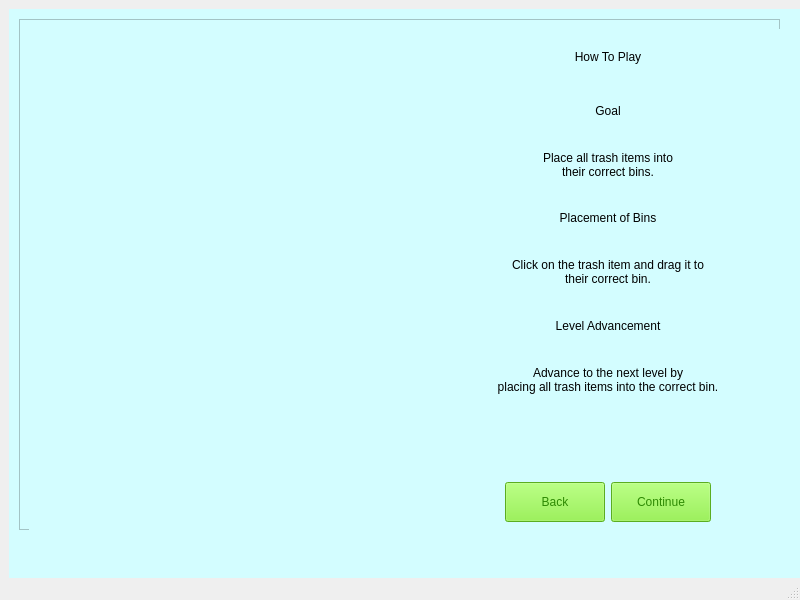
Above: EducationalApp/view.ui from ibertagnolli/Recycling-Educational-Game before the change. Below: the same form after it.
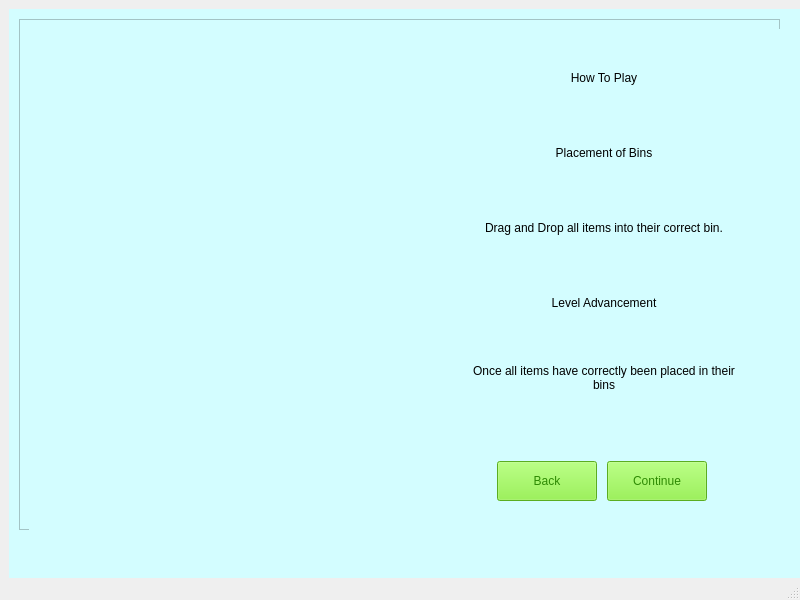
That is the form after the change. The open tabs and pages were chosen to show the change. Icons and pictures are not drawn.

```diff
--- a/EducationalApp/view.ui
+++ b/EducationalApp/view.ui
@@ -613,37 +613,61 @@
           </item>
           <item>
            <layout class="QGridLayout" name="gridLayout">
-            <item row="8" column="1">
+            <item row="3" column="1">
+             <widget class="QLabel" name="label">
+              <property name="maximumSize">
+               <size>
+                <width>16777215</width>
+                <height>40</height>
+               </size>
+              </property>
+              <property name="styleSheet">
+               <string notr="true">font: 16pt &quot;Helvetica&quot;;
+color: rgb(0, 0, 0);</string>
+              </property>
+              <property name="text">
+               <string>Placement of Bins</string>
+              </property>
+              <property name="alignment">
+               <set>Qt::AlignCenter</set>
+              </property>
+             </widget>
+            </item>
+            <item row="6" column="1">
              <widget class="QLabel" name="label_6">
               <property name="styleSheet">
                <string notr="true">font: 12pt &quot;Helvetica&quot;;
 color: rgb(0, 0, 0);</string>
               </property>
               <property name="text">
-               <string>Advance to the next level by 
-placing all trash items into the correct bin.</string>
+               <string>Once all items have correctly been placed in their bins</string>
               </property>
               <property name="alignment">
                <set>Qt::AlignCenter</set>
               </property>
+              <property name="wordWrap">
+               <bool>true</bool>
+              </property>
              </widget>
             </item>
-            <item row="0" column="1">
-             <widget class="QLabel" name="HowToPlayLabel">
+            <item row="4" column="1">
+             <widget class="QLabel" name="label_4">
               <property name="styleSheet">
-               <string notr="true">font: 700 20pt &quot;Georgia&quot;;
-color: rgb(0, 0, 0);
-background-color: rgba( 255, 255, 255, 0%);</string>
+               <string notr="true">font: 12pt &quot;Helvetica&quot;;
+color: rgb(0, 0, 0);</string>
               </property>
               <property name="text">
-               <string>How To Play</string>
+               <string>Drag and Drop all items into their correct bin.</string>
               </property>
               <property name="alignment">
                <set>Qt::AlignCenter</set>
               </property>
+              <property name="wordWrap">
+               <bool>true</bool>
+              </property>
              </widget>
             </item>
-            <item row="7" column="1">
+            <item row="5" column="1">
              <widget class="QLabel" name="label_5">
               <property name="maximumSize">
                <size>
@@ -664,7 +688,7 @@
               </property>
              </widget>
             </item>
-            <item row="10" column="1">
+            <item row="7" column="1">
              <layout class="QHBoxLayout" name="horizontalLayout_2">
               <item>
                <widget class="QLabel" name="label_8">
@@ -733,77 +757,15 @@
               </item>
              </layout>
             </item>
-            <item row="9" column="1">
-             <widget class="QLabel" name="label_7">
-              <property name="text">
-               <string/>
-              </property>
-             </widget>
-            </item>
-            <item row="5" column="1">
-             <widget class="QLabel" name="label">
-              <property name="maximumSize">
-               <size>
-                <width>16777215</width>
-                <height>40</height>
-               </size>
-              </property>
+            <item row="0" column="1">
+             <widget class="QLabel" name="HowToPlayLabel">
               <property name="styleSheet">
-               <string notr="true">font: 16pt &quot;Helvetica&quot;;
-color: rgb(0, 0, 0);</string>
+               <string notr="true">font: 700 20pt &quot;Georgia&quot;;
+color: rgb(0, 0, 0);
+background-color: rgba( 255, 255, 255, 0%);</string>
               </property>
               <property name="text">
-               <string>Placement of Bins</string>
-              </property>
-              <property name="alignment">
-               <set>Qt::AlignCenter</set>
-              </property>
-             </widget>
-            </item>
-            <item row="3" column="1">
-             <widget class="QLabel" name="label_3">
-              <property name="styleSheet">
-               <string notr="true">font: 12pt &quot;Helvetica&quot;;
-color: rgb(0, 0, 0);</string>
-              </property>
-              <property name="text">
-               <string>Place all trash items into 
-their correct bins.</string>
-              </property>
-              <property name="alignment">
-               <set>Qt::AlignCenter</set>
-              </property>
-             </widget>
-            </item>
-            <item row="1" column="1">
-             <widget class="QLabel" name="label_2">
-              <property name="maximumSize">
-               <size>
-                <width>16777215</width>
-                <height>40</height>
-               </size>
-              </property>
-              <property name="styleSheet">
-               <string notr="true">font: 16pt &quot;Helvetica&quot;;
-color: rgb(0, 0, 0);</string>
-              </property>
-              <property name="text">
-               <string>Goal</string>
-              </property>
-              <property name="alignment">
-               <set>Qt::AlignCenter</set>
-              </property>
-             </widget>
-            </item>
-            <item row="6" column="1">
-             <widget class="QLabel" name="label_4">
-              <property name="styleSheet">
-               <string notr="true">font: 12pt &quot;Helvetica&quot;;
-color: rgb(0, 0, 0);</string>
-              </property>
-              <property name="text">
-               <string>Click on the trash item and drag it to 
-their correct bin.</string>
+               <string>How To Play</string>
               </property>
               <property name="alignment">
                <set>Qt::AlignCenter</set>
```
Left out of the diff: 2 changed lines with no effect on the pictures.
